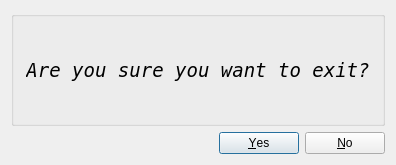
First picture: the form in SCAnalysis/Resources/UI/QuitDialog.ui, repository cjand225/SCAnalysis, before the edit.
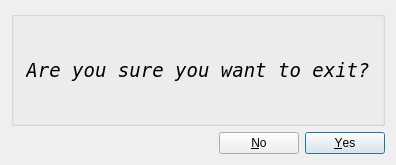
Second picture: the form after the edit.

What changed in the file:
```diff
--- a/SCAnalysis/Resources/UI/QuitDialog.ui
+++ b/SCAnalysis/Resources/UI/QuitDialog.ui
@@ -73,8 +73,11 @@
                     </item>
                 </layout>
             </item>
-            <item row="1" column="0">
+   <item row="1" column="0" alignment="Qt::AlignLeft">
                 <widget class="QDialogButtonBox" name="buttonBox">
+     <property name="layoutDirection">
+      <enum>Qt::RightToLeft</enum>
+     </property>
                     <property name="orientation">
                         <enum>Qt::Horizontal</enum>
                     </property>
```
Lines whose indentation alone changed are shown as unchanged.
